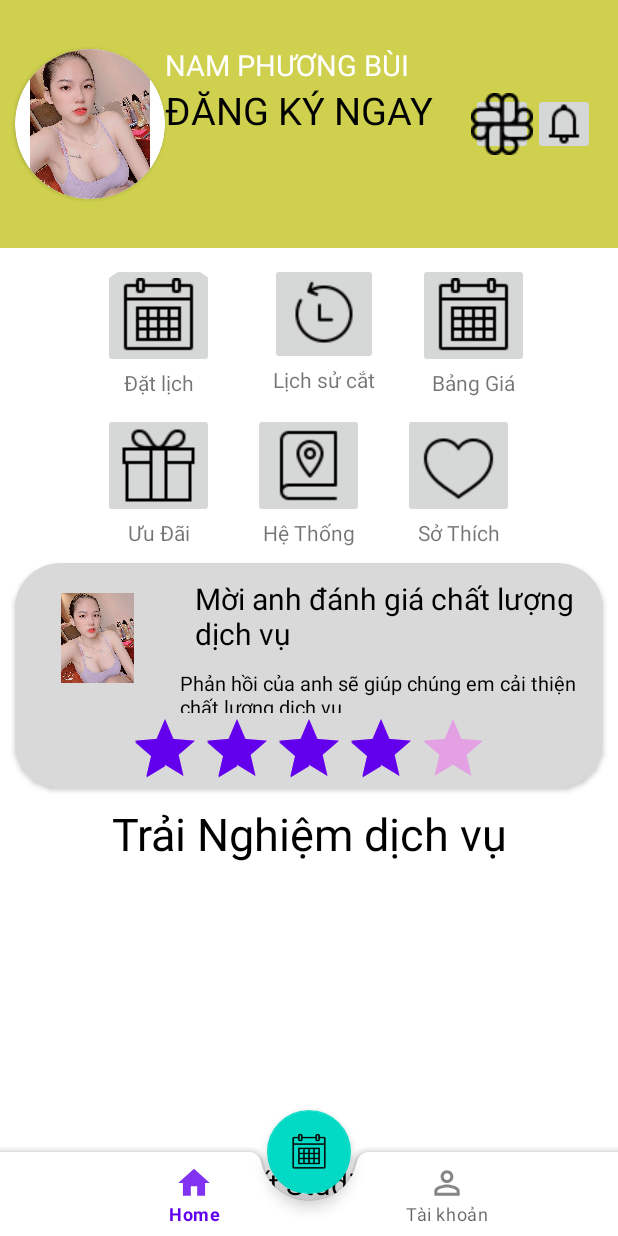
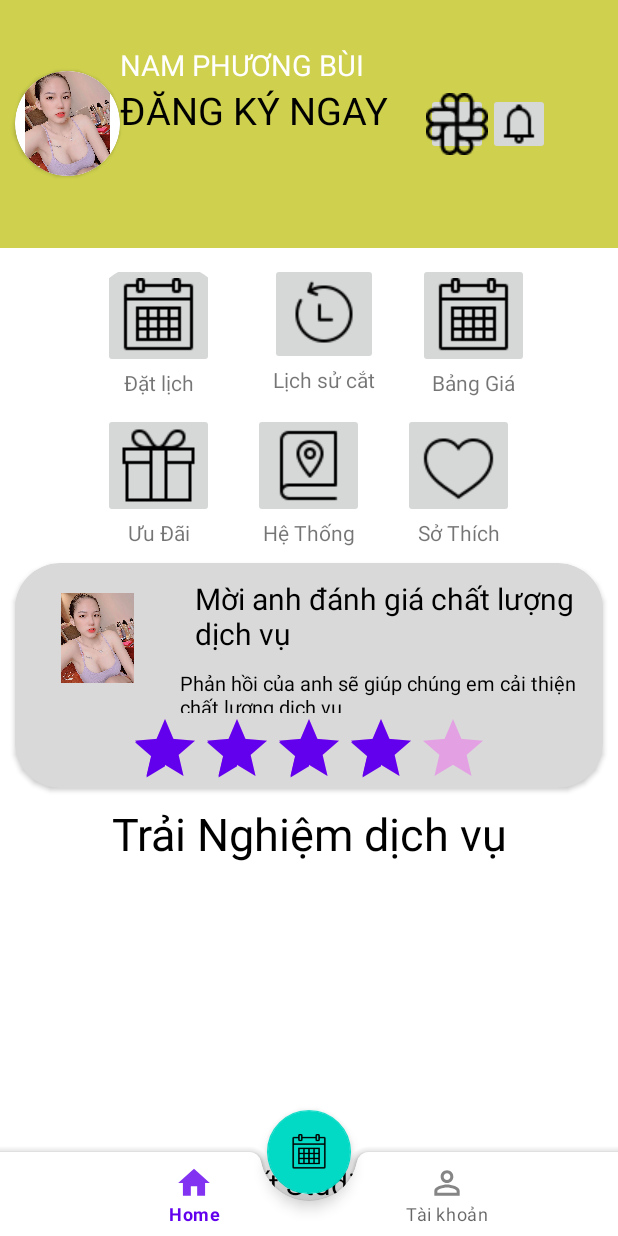
Before and after one commit to dungpt14083/UngDungDatLichCatToc, an Android app: the screen it shows after launch (MainActivity), on a phone screen of 412 x 824 dp. Run offline under Robolectric (Android 15) with nearby library versions, the phone set to English and light mode, and no system bars.

Commit message:
Update fragment_home.xml

```diff
--- a/app/src/main/res/layout/fragment_home.xml
+++ b/app/src/main/res/layout/fragment_home.xml
@@ -15,8 +15,8 @@
         android:orientation="horizontal">
         <androidx.cardview.widget.CardView
             android:layout_gravity="center"
-            android:layout_width="100dp"
-            android:layout_height="100dp"
+            android:layout_width="70dp"
+            android:layout_height="70dp"
             android:layout_marginLeft="10dp"
             app:cardBackgroundColor="@color/white"
             app:cardCornerRadius="250dp">
```
